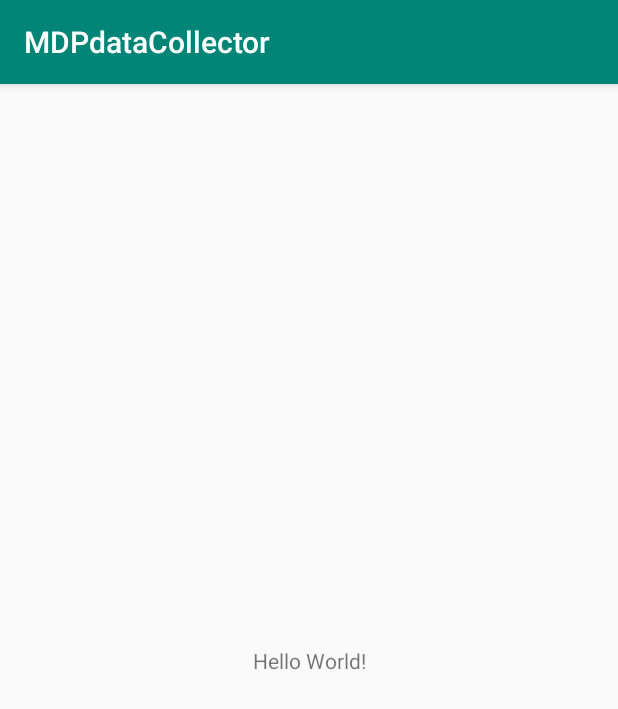
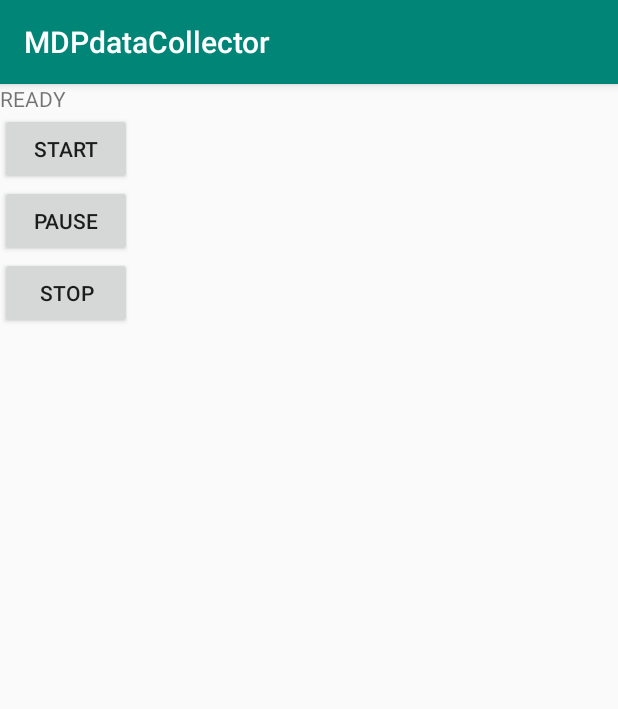
Before and after one commit to jqwang-umich/MapleseedPositioningAndroid, an Android app: the screen it shows after launch (MainActivity), on a phone screen of 412 x 824 dp. Shown: the top 709 px of the screen. Run offline under Robolectric (Android 15) with nearby library versions, the phone set to English and light mode, and no system bars.

Commit message:
test change textView directly on android screen

```diff
--- a/app/src/main/java/umich/jiaqiwang/mdpdatacollector/MainActivity.java
+++ b/app/src/main/java/umich/jiaqiwang/mdpdatacollector/MainActivity.java
@@ -1,13 +1,49 @@
 package umich.jiaqiwang.mdpdatacollector;
 
+import android.hardware.Sensor;
+import android.hardware.SensorEvent;
+import android.hardware.SensorEventListener;
+import android.location.Location;
+import android.location.LocationListener;
 import android.support.v7.app.AppCompatActivity;
 import android.os.Bundle;
+import android.view.View;
+import android.widget.Button;
+import android.widget.TextView;
 
-public class MainActivity extends AppCompatActivity {
+public class MainActivity extends AppCompatActivity{
 
+    Button btnStart;
+    Button btnStop;
+    Button btnPause;
+    TextView txtState;
+    Thread locationThread;
+    Thread sensorThread;
     @Override
     protected void onCreate(Bundle savedInstanceState) {
         super.onCreate(savedInstanceState);
         setContentView(R.layout.activity_main);
+        btnStart = (Button)findViewById(R.id.btnStart);
+        btnStop = (Button)findViewById(R.id.btnStop);
+        btnPause = (Button)findViewById(R.id.btnPause);
+        txtState = (TextView)findViewById(R.id.txtState);
+
+        btnStart.setOnClickListener(new View.OnClickListener() {
+            volatile boolean pauseFlag = false;
+            @Override
+            public void onClick(View view) {
+                txtState.setText("Start to collect data");
+            }
+        });
+
+        btnStop.setOnClickListener(new View.OnClickListener() {
+            @Override
+            public void onClick(View view) {
+                txtState.setText("Stop to Collect data");
+            }
+        });
+
+
     }
+
 }
--- a/app/src/main/res/layout/activity_main.xml
+++ b/app/src/main/res/layout/activity_main.xml
@@ -1,18 +1,32 @@
 <?xml version="1.0" encoding="utf-8"?>
-<android.support.constraint.ConstraintLayout xmlns:android="http://schemas.android.com/apk/res/android"
-    xmlns:app="http://schemas.android.com/apk/res-auto"
-    xmlns:tools="http://schemas.android.com/tools"
+<LinearLayout xmlns:android="http://schemas.android.com/apk/res/android"
     android:layout_width="match_parent"
     android:layout_height="match_parent"
-    tools:context=".MainActivity">
+    android:orientation="vertical" >
 
     <TextView
         android:layout_width="wrap_content"
         android:layout_height="wrap_content"
-        android:text="Hello World!"
-        app:layout_constraintBottom_toBottomOf="parent"
-        app:layout_constraintLeft_toLeftOf="parent"
-        app:layout_constraintRight_toRightOf="parent"
-        app:layout_constraintTop_toTopOf="parent" />
+        android:text="READY"
+        android:id="@+id/txtState"/>
+    <Button
+        android:layout_width="wrap_content"
+        android:layout_height="wrap_content"
+        android:text="Start"
+        android:id="@+id/btnStart"
+        />
 
-</android.support.constraint.ConstraintLayout>
+    <Button
+        android:id="@+id/btnPause"
+        android:layout_width="wrap_content"
+        android:layout_height="wrap_content"
+        android:text="Pause"
+        />
+
+    <Button
+        android:id="@+id/btnStop"
+        android:layout_width="wrap_content"
+        android:layout_height="wrap_content"
+        android:text="Stop"
+         />
+</LinearLayout>
```
